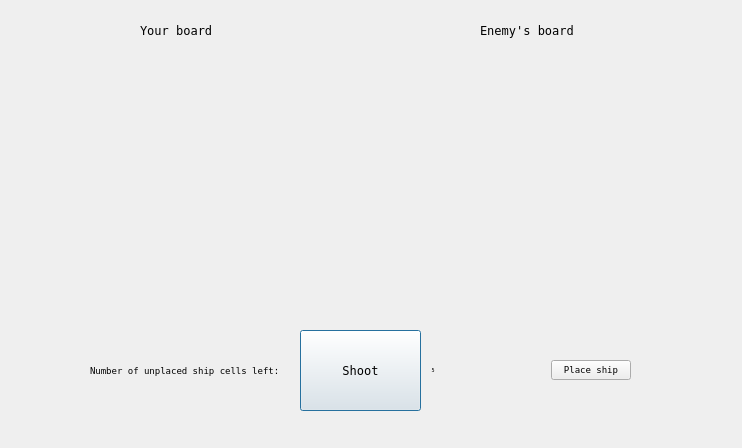
Above: SeaBattleUI/playerwindow.ui from MykytaKa/University before the change. Below: the same form after it.
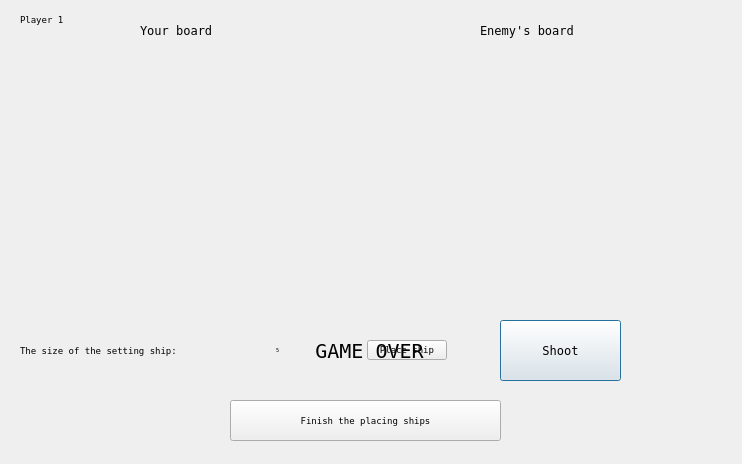
That is the form after the change.

Commit message: add close to finish version of code

```diff
--- a/SeaBattleUI/playerwindow.ui
+++ b/SeaBattleUI/playerwindow.ui
@@ -7,7 +7,7 @@
     <x>0</x>
     <y>0</y>
     <width>742</width>
-    <height>448</height>
+    <height>464</height>
    </rect>
   </property>
   <property name="minimumSize">
@@ -19,7 +19,7 @@
   <property name="maximumSize">
    <size>
     <width>850</width>
-    <height>448</height>
+    <height>488</height>
    </size>
   </property>
   <property name="windowTitle">
@@ -67,10 +67,10 @@
   <widget class="QPushButton" name="ShootButton">
    <property name="geometry">
     <rect>
-     <x>300</x>
-     <y>330</y>
+     <x>500</x>
+     <y>320</y>
      <width>121</width>
-     <height>81</height>
+     <height>61</height>
     </rect>
    </property>
    <property name="sizePolicy">
@@ -182,23 +182,30 @@
   <widget class="QWidget" name="layoutWidget">
    <property name="geometry">
     <rect>
-     <x>90</x>
-     <y>330</y>
-     <width>541</width>
-     <height>81</height>
+     <x>20</x>
+     <y>320</y>
+     <width>427</width>
+     <height>61</height>
     </rect>
    </property>
    <layout class="QHBoxLayout" name="horizontalLayout_2">
     <item>
      <widget class="QLabel" name="placeShipLabel">
+      <property name="sizePolicy">
+       <sizepolicy hsizetype="Preferred" vsizetype="Preferred">
+        <horstretch>0</horstretch>
+        <verstretch>0</verstretch>
+       </sizepolicy>
+      </property>
       <property name="font">
        <font>
         <family>Terminal</family>
         <pointsize>7</pointsize>
+        <italic>false</italic>
        </font>
       </property>
       <property name="text">
-       <string>Number of unplaced ship cells left:</string>
+       <string>The size of the setting ship:</string>
       </property>
      </widget>
     </item>
@@ -355,6 +362,66 @@
     </item>
    </layout>
   </widget>
+  <widget class="QPushButton" name="makeTurnButton">
+   <property name="geometry">
+    <rect>
+     <x>230</x>
+     <y>400</y>
+     <width>271</width>
+     <height>41</height>
+    </rect>
+   </property>
+   <property name="font">
+    <font>
+     <family>Terminal</family>
+     <pointsize>7</pointsize>
+    </font>
+   </property>
+   <property name="text">
+    <string>Finish the placing ships</string>
+   </property>
+  </widget>
+  <widget class="QLabel" name="playerBoardLabel">
+   <property name="geometry">
+    <rect>
+     <x>20</x>
+     <y>10</y>
+     <width>81</width>
+     <height>20</height>
+    </rect>
+   </property>
+   <property name="font">
+    <font>
+     <family>Terminal</family>
+     <pointsize>7</pointsize>
+    </font>
+   </property>
+   <property name="text">
+    <string>Player 1</string>
+   </property>
+  </widget>
+  <widget class="QLabel" name="gameOverLabel">
+   <property name="geometry">
+    <rect>
+     <x>310</x>
+     <y>320</y>
+     <width>131</width>
+     <height>61</height>
+    </rect>
+   </property>
+   <property name="font">
+    <font>
+     <family>Terminal</family>
+     <pointsize>15</pointsize>
+    </font>
+   </property>
+   <property name="text">
+    <string>GAME OVER </string>
+   </property>
+   <property name="alignment">
+    <set>Qt::AlignCenter</set>
+   </property>
+  </widget>
  </widget>
  <resources/>
  <connections/>
```
Left out of the diff: 153 changed lines with no effect on the pictures. The commit also changes 4 other files.
